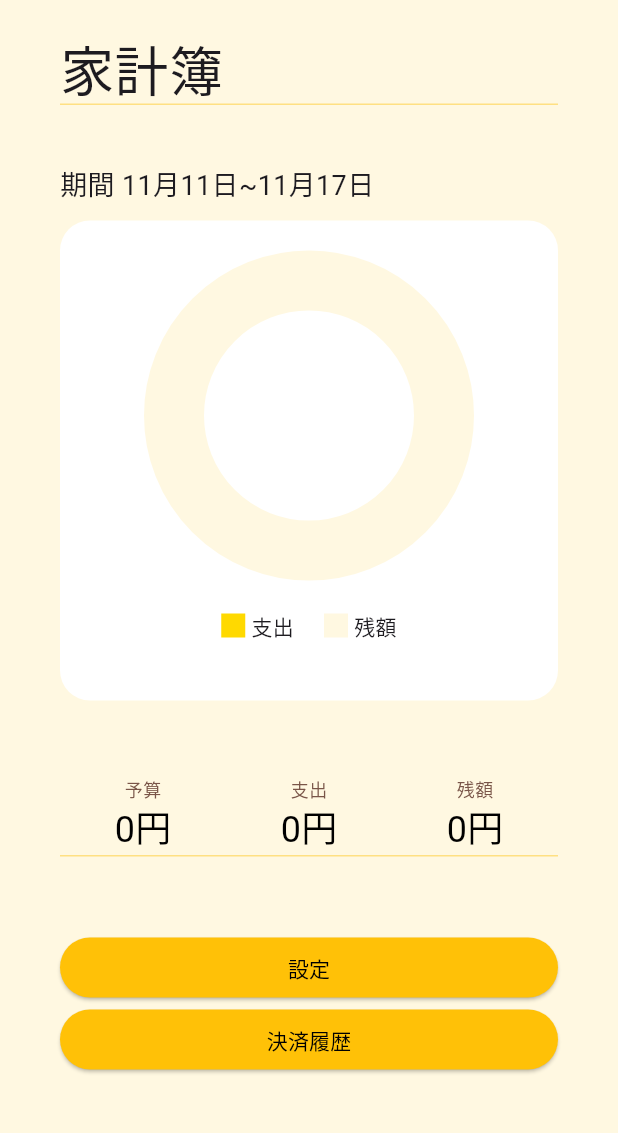
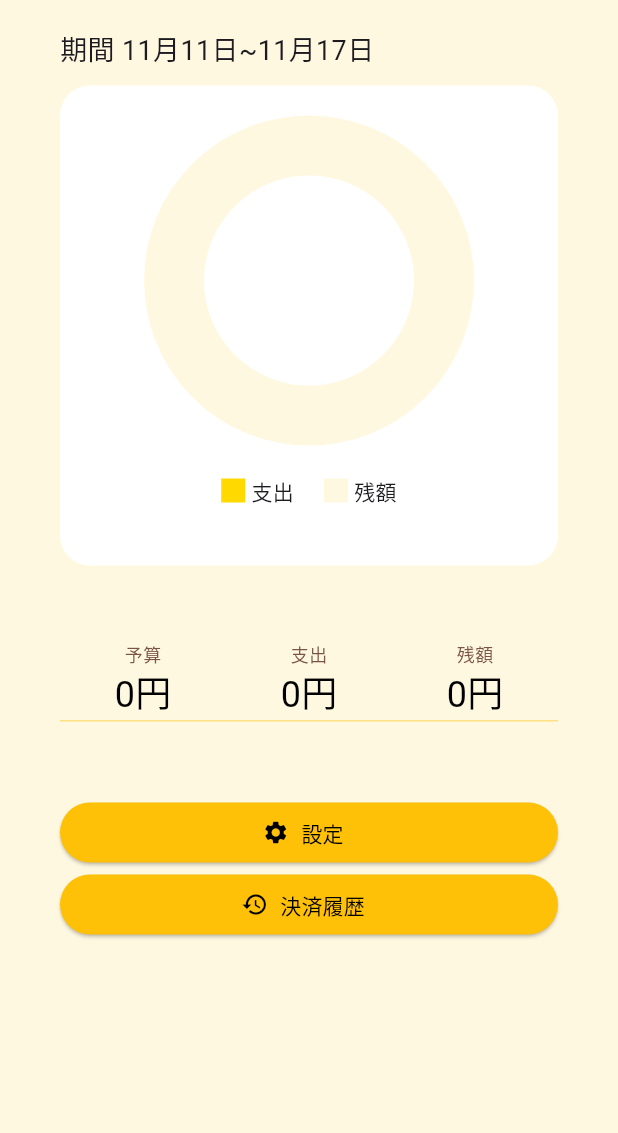
Before and after one commit to wa451/balance_alert, a Flutter app: the screen it shows after launch, on a phone screen of 412 x 824 dp, the part 84-1217 px from its top. Run offline on Flutter 3.47's test engine with Material 3 defaults, Android fonts, the phone set to English and light mode, and no system bars; our stand-ins replace shared_preferences; missing offline and left inert: flutter_sharing_intent, google_mlkit_text_recognition.

Commit message:
アプリアイコン設定、 ボタンアイコン設定

```diff
--- a/lib/main.dart
+++ b/lib/main.dart
@@ -346,23 +346,6 @@ class _MyHomePageState extends State<MyHomePage> {
             crossAxisAlignment: CrossAxisAlignment.stretch,
             children: [
               Container(
-                width: 130,
-                height: 50,
-                decoration: BoxDecoration(
-                  border: Border(
-                    bottom: BorderSide(
-                      color: Color(0xffFFE082), //枠線の色
-                      width: 1, //枠線の太さ
-                    ),
-                  ),
-                ),
-                child: Text(
-                  '家計簿',
-                  style: TextStyle(fontSize: 36),
-                ),
-              ),
-              SizedBox(height: 40),
-              Container(
                   child: Text(
                     '期間 ${getPeriodText()}',
                     style: TextStyle(fontSize: 18.0),
@@ -483,7 +466,7 @@ class _MyHomePageState extends State<MyHomePage> {
               ),
               SizedBox(height: 50),
 
-              ElevatedButton(
+              ElevatedButton.icon(
                 onPressed: () async {
                   final result = await Navigator.of(context).push(
                     MaterialPageRoute(
@@ -505,7 +488,8 @@ class _MyHomePageState extends State<MyHomePage> {
                     await _saveSettings();
                   }
                 },
-                child: Text(
+                icon: Icon(Icons.settings, color: Colors.black), // アイコンを設定
+                label: Text(
                   '設定',
                   style: TextStyle(color: Colors.black),
                 ),
@@ -513,7 +497,7 @@ class _MyHomePageState extends State<MyHomePage> {
                   backgroundColor: Color(0xffFFC107),
                 ),
               ),
-              ElevatedButton(
+              ElevatedButton.icon(
                 onPressed: () async {
                   await Navigator.push(
                     context,
@@ -525,7 +509,9 @@ class _MyHomePageState extends State<MyHomePage> {
                   );
                   await _saveSettings();
                 },
-                child: Text('決済履歴',
+                icon: Icon(Icons.history, color: Colors.black), // 適切なアイコンを設定
+                label: Text(
+                  '決済履歴',
                   style: TextStyle(color: Colors.black),
                 ),
                 style: ElevatedButton.styleFrom(
```
Also changed, not shown: pubspec.yaml (+11 -0 lines), assets/images/BalanceAlert_icon.png (added), assets/images/background.png (added), assets/images/fore.png (added), assets/images/icon.png (added), pubspec.lock, 39 other files.
